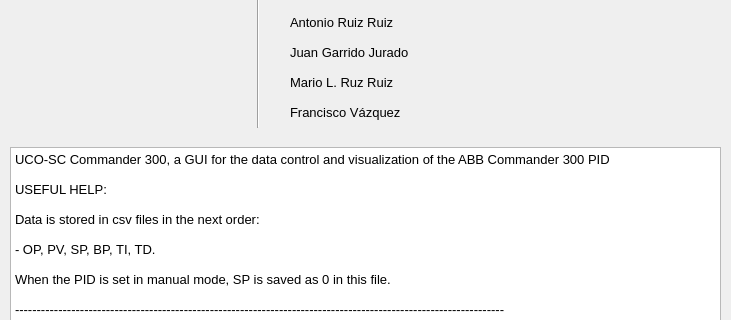
The window that src/dialog_about.ui (AntonioRuizR/UCO-SC-Commander-300) describes before a commit, drawn with Qt 5; both pictures show x 0 to 731 and y 143 to 463 of the 731 by 700 pixel window.
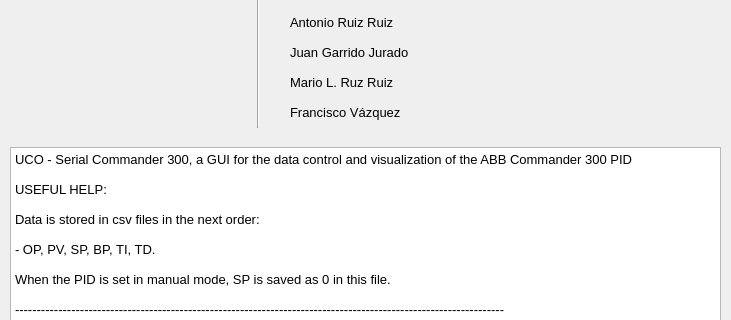
The same window after the commit.

Diff of the .ui file:
```diff
--- a/src/dialog_about.ui
+++ b/src/dialog_about.ui
@@ -272,7 +272,7 @@
     <bool>true</bool>
    </property>
    <property name="plainText">
-    <string>UCO-SC Commander 300, a GUI for the data control and visualization of the ABB Commander 300 PID
+    <string>UCO - Serial Commander 300, a GUI for the data control and visualization of the ABB Commander 300 PID
 
 USEFUL HELP:
 
```
